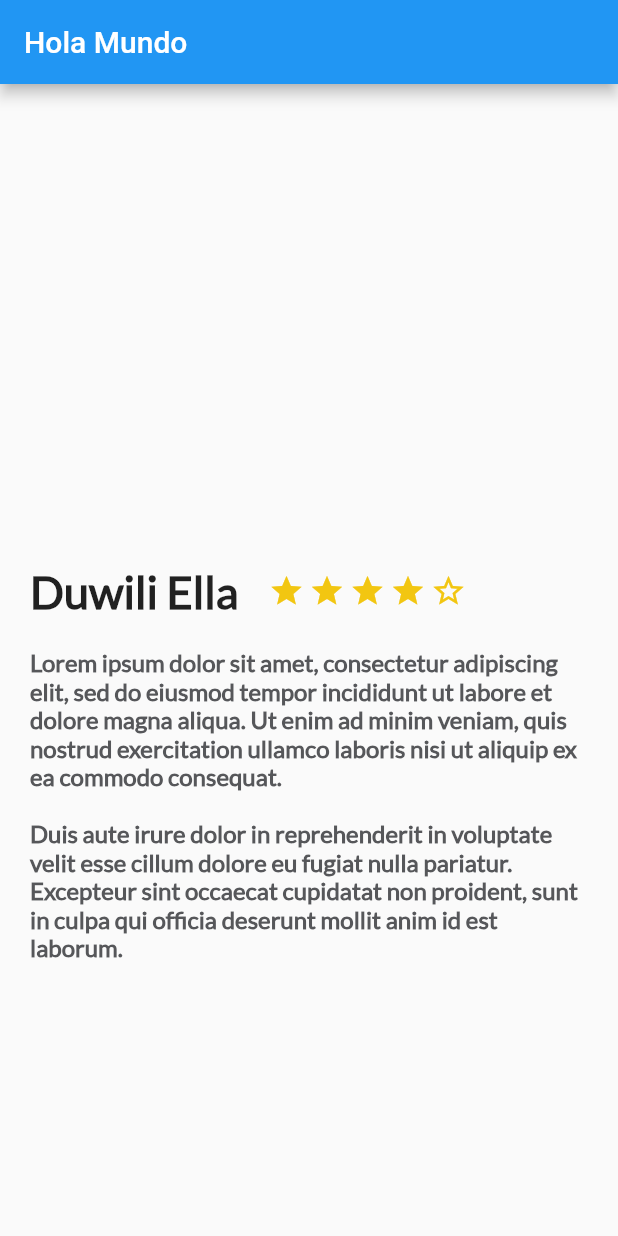
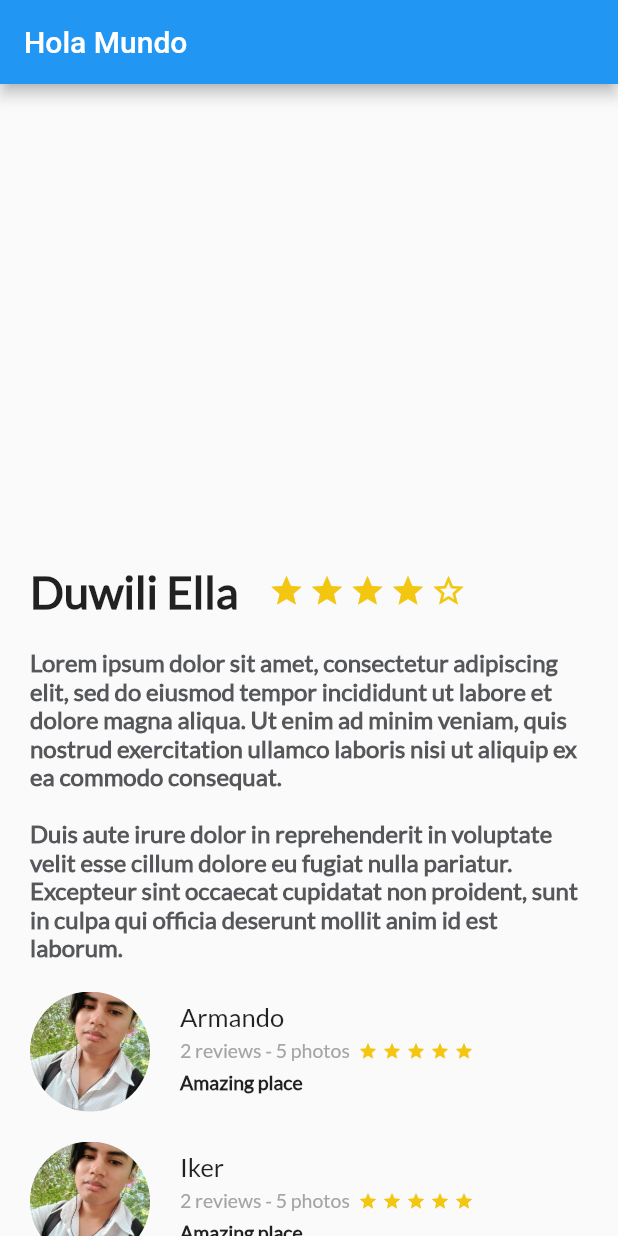
Before and after one commit to JARS1904/Trips_app, a Flutter app: the screen it shows after launch, on a phone screen of 412 x 824 dp. Run offline on Flutter 3.47's test engine with Material 2 defaults, Android fonts, the phone set to English and light mode, and no system bars.

Commit message:
Agregado la lista de reviews al main.dart

```diff
--- a/lib/main.dart
+++ b/lib/main.dart
@@ -1,5 +1,6 @@
 import 'package:flutter/material.dart';
 import 'description_place.dart';
+import 'review_list.dart';
 
 void main() {
   runApp(MyApp());
@@ -21,7 +22,12 @@ class MyApp extends StatelessWidget {
         appBar: AppBar(
           title: Text("Hola Mundo"),
         ),
-        body: DescriptionPlace("Duwili Ella", 4, descriptionPlace),
+        body: ListView(
+          children: [
+            DescriptionPlace("Duwili Ella", 4, descriptionPlace),
+            ReviewList(),
+          ],
+        ),
       ),
     );
   }
--- /dev/null
+++ b/lib/review.dart
@@ -0,0 +1,112 @@
+import 'package:flutter/cupertino.dart';
+import 'package:flutter/material.dart';
+
+class Review extends StatelessWidget {
+
+  String pahtImage = "assets/img/foto_perfil.jpeg";
+  String name = "Armando";
+  String details = "1 review - 5 photos";
+  String comment = "There is amazing place in Sir Lanka";
+
+  Review(this.pahtImage, this.name, this.details, this.comment);
+
+  @override
+  Widget build(BuildContext context) {
+    // TODO: implement build
+
+    final userName = Container(
+      margin: EdgeInsets.only(
+        left: 20.0,
+        top: 20.0,
+        bottom: 5.0,
+      ),
+      child: Text(
+        name,
+        style: TextStyle(
+          fontFamily: "Lato",
+          fontSize: 17.0,
+        ),
+      ),
+    );
+
+    final userInfo = Container(
+      margin: EdgeInsets.only(
+        left: 20.0,
+        bottom: 5.0,
+      ),
+      child: Text(
+        details,
+        style: TextStyle(
+          fontFamily: "Lato",
+          fontSize: 13.0,
+          color: Color(0xFFa3a5a7),
+        ),
+      ),
+    );
+
+    final userComment = Container(
+      margin: EdgeInsets.only(
+        left: 20.0,
+        bottom: 5.0,
+      ),
+      child: Text(
+        comment,
+        style: TextStyle(
+          fontFamily: "Lato",
+          fontSize: 13.0,
+          fontWeight: FontWeight.w900,
+        ),
+      ),
+    );
+
+    final userStars = Container(
+      margin: EdgeInsets.only(
+        left: 3.0,
+        top: 20.0,
+      ),
+      child: Icon(
+        Icons.star,
+        size: 13,
+        color: Color(0xFFf2c611),
+      )
+    );
+
+    final userDetails = Column(
+      crossAxisAlignment: CrossAxisAlignment.start,
+      children: [
+        userName,
+        userInfo,
+        userComment
+      ],
+    );
+
+    final photo = Container(
+      margin: EdgeInsets.only(
+        top: 20.0,
+        left: 20.0,
+      ),
+      width: 80.0,
+      height: 80.0,
+      decoration: BoxDecoration(
+        shape: BoxShape.circle,
+        image: DecorationImage(
+          image: AssetImage(pahtImage),
+          fit: BoxFit.cover,
+        )
+      ),
+    );
+
+    return Row(
+      children: [
+        photo,
+        userDetails,
+        userStars,
+        userStars,
+        userStars,
+        userStars,
+        userStars,
+      ],
+    );
+  }
+
+}
--- /dev/null
+++ b/lib/review_list.dart
@@ -0,0 +1,18 @@
+import 'package:flutter/material.dart';
+import 'review.dart';
+
+class ReviewList extends StatelessWidget {
+
+  @override
+  Widget build(BuildContext context) {
+    // TODO: implement build
+    return Column(
+      children: [
+        Review("assets/img/foto_perfil.jpeg", "Armando", "2 reviews - 5 photos ", "Amazing place"),
+        Review("assets/img/foto_perfil.jpeg", "Iker", "2 reviews - 5 photos ", "Amazing place"),
+        Review("assets/img/foto_perfil.jpeg", "Orlando", "2 reviews - 5 photos ", "Amazing place"),
+      ],
+    );
+  }
+
+}
```
